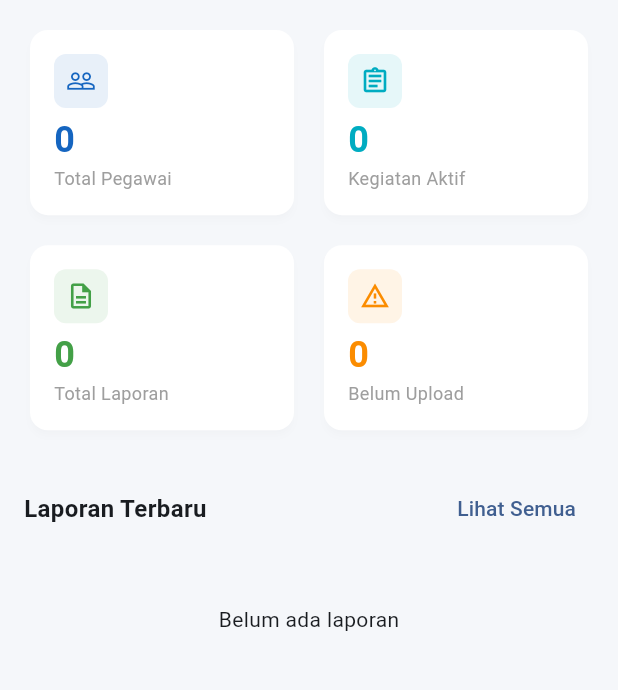
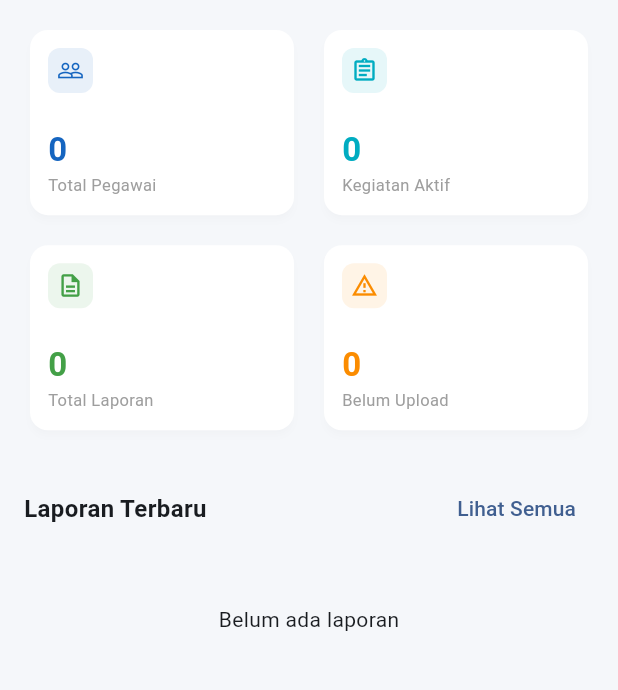
Before and after one commit to paber26/pantau_pegawai_v2, a Flutter app: the AdminDashboardScreen screen opened by its route, on a phone screen of 412 x 824 dp, the part 84-774 px from its top. Run offline on Flutter 3.47's test engine with Material 3 defaults, Android fonts, the phone set to English and light mode, and no system bars; our stand-ins replace flutter_riverpod, go_router, image_picker, riverpod_annotation, supabase_flutter; accounts and stored records are empty; generated files the repository leaves out were written again.

Commit message:
fix: perbaiki overflow pada stat card di layar kecil
- Kurangi padding StatCard dari 16 ke 12, icon dari 20 ke 18
- Gunakan FittedBox pada nilai angka agar scale down otomatis
- Hitung childAspectRatio secara dinamis berdasarkan lebar layar
  (rasio 1.6 untuk layar sempit, 1.4 untuk layar normal)
- Terapkan aspect ratio yang sama pada shimmer loading

```diff
--- a/lib/features/dashboard/presentation/admin_dashboard_screen.dart
+++ b/lib/features/dashboard/presentation/admin_dashboard_screen.dart
@@ -41,13 +41,21 @@ class AdminDashboardScreen extends ConsumerWidget {
               statsAsync.when(
                 loading: () => const _StatsShimmer(),
                 error: (e, _) => Text('Error: $e'),
-                data: (stats) => GridView.count(
+                data: (stats) {
+                  // Hitung aspect ratio berdasarkan lebar layar
+                  // Layar sempit butuh rasio lebih besar agar konten tidak overflow
+                  final screenWidth = MediaQuery.of(context).size.width;
+                  final cardWidth =
+                      (screenWidth - 32 - 12) / 2; // padding + gap
+                  final aspectRatio = cardWidth < 150 ? 1.6 : 1.4;
+
+                  return GridView.count(
                     crossAxisCount: 2,
                     shrinkWrap: true,
                     physics: const NeverScrollableScrollPhysics(),
                     crossAxisSpacing: 12,
                     mainAxisSpacing: 12,
-                  childAspectRatio: 1.4,
+                    childAspectRatio: aspectRatio,
                     children: [
                       StatCard(
                         title: 'Total Pegawai',
@@ -77,7 +85,8 @@ class AdminDashboardScreen extends ConsumerWidget {
                         color: AppColors.warning,
                       ),
                     ],
-                ),
+                  );
+                },
               ),
 
               const SizedBox(height: 24),
@@ -211,13 +220,17 @@ class _StatsShimmer extends StatelessWidget {
 
   @override
   Widget build(BuildContext context) {
+    final screenWidth = MediaQuery.of(context).size.width;
+    final cardWidth = (screenWidth - 32 - 12) / 2;
+    final aspectRatio = cardWidth < 150 ? 1.6 : 1.4;
+
     return GridView.count(
       crossAxisCount: 2,
       shrinkWrap: true,
       physics: const NeverScrollableScrollPhysics(),
       crossAxisSpacing: 12,
       mainAxisSpacing: 12,
-      childAspectRatio: 1.4,
+      childAspectRatio: aspectRatio,
       children: List.generate(
         4,
         (_) => Container(
--- a/lib/shared/widgets/stat_card.dart
+++ b/lib/shared/widgets/stat_card.dart
@@ -23,34 +23,40 @@ class StatCard extends StatelessWidget {
         onTap: onTap,
         borderRadius: BorderRadius.circular(12),
         child: Padding(
-          padding: const EdgeInsets.all(16),
+          padding: const EdgeInsets.all(12),
           child: Column(
             crossAxisAlignment: CrossAxisAlignment.start,
             mainAxisAlignment: MainAxisAlignment.spaceBetween,
+            mainAxisSize: MainAxisSize.min,
             children: [
               Container(
-                padding: const EdgeInsets.all(8),
+                padding: const EdgeInsets.all(6),
                 decoration: BoxDecoration(
                   color: color.withValues(alpha: 0.1),
                   borderRadius: BorderRadius.circular(8),
                 ),
-                child: Icon(icon, color: color, size: 20),
+                child: Icon(icon, color: color, size: 18),
               ),
+              const SizedBox(height: 4),
               Column(
                 crossAxisAlignment: CrossAxisAlignment.start,
                 children: [
-                  Text(
-                    value,
-                    style: TextStyle(
-                      fontSize: 24,
-                      fontWeight: FontWeight.bold,
-                      color: color,
+                  FittedBox(
+                    fit: BoxFit.scaleDown,
+                    alignment: Alignment.centerLeft,
+                    child: Text(
+                      value,
+                      style: TextStyle(
+                        fontSize: 22,
+                        fontWeight: FontWeight.bold,
+                        color: color,
+                      ),
                     ),
                   ),
                   Text(
                     title,
                     style: const TextStyle(
-                      fontSize: 12,
+                      fontSize: 11,
                       color: Colors.grey,
                     ),
                     maxLines: 1,
```
Lines whose indentation alone changed are shown as unchanged.
